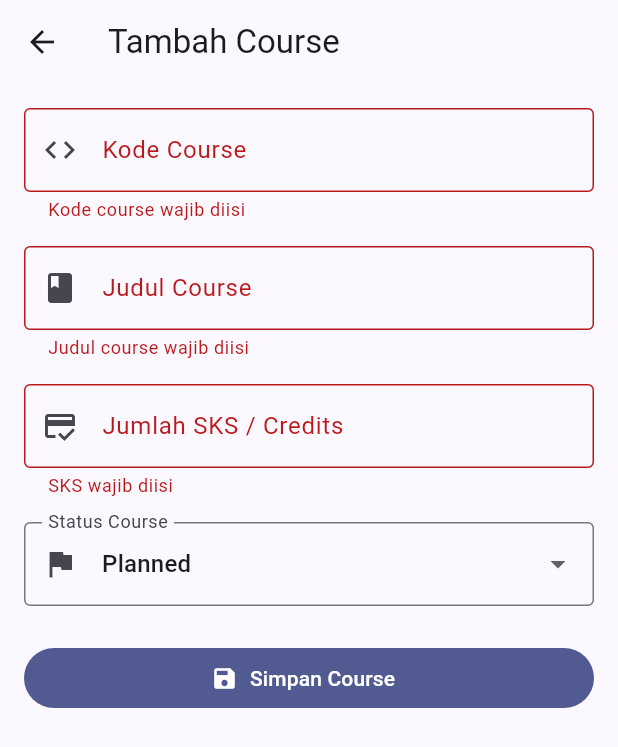
After one commit to rikka115/flutter_ui_fundamentals, a Flutter app: the CourseFormPage screen opened directly, after a tap on "Simpan Course", on a phone screen of 412 x 824 dp. The commit adds this screen. Shown: the top 747 px of the screen. Run offline on Flutter 3.47's test engine with Material 3 defaults, Android fonts, the phone set to English and light mode, and no system bars; network calls fail.

Commit message:
Tambahkan create course melalui HTTP POST

```diff
--- a/lib/main.dart
+++ b/lib/main.dart
@@ -4,6 +4,7 @@ import 'repositories/course_repository.dart';
 import 'package:provider/provider.dart';
 import 'providers/course_provider.dart';
 import 'widgets/error_view.dart';
+import 'screens/course_form_page.dart';
 
 const String studentName = 'Kadek Rica Cahyani';
 
@@ -510,6 +511,18 @@ class _CoursesPageState extends State<CoursesPage> {
           },
         ),
       ),
+      floatingActionButton: FloatingActionButton.extended(
+        onPressed: () {
+          Navigator.push(
+            context,
+            MaterialPageRoute(
+              builder: (context) => const CourseFormPage(),
+            ),
+          );
+        },
+        icon: const Icon(Icons.add),
+        label: const Text('Tambah Course'),
+      ),
     );
   }
 }
--- a/lib/providers/course_provider.dart
+++ b/lib/providers/course_provider.dart
@@ -1,4 +1,3 @@
-
 import 'package:flutter/material.dart';
 import '../models/course.dart';
 import '../repositories/course_repository.dart';
@@ -26,4 +25,9 @@ class CourseProvider extends ChangeNotifier {
       notifyListeners();
     }
   }
+
+  Future<void> createCourse(Course course) async {
+    await repository.createCourse(course);
+    await loadCourses();
+  }
 }
--- a/lib/repositories/course_repository.dart
+++ b/lib/repositories/course_repository.dart
@@ -1,4 +1,3 @@
-
 import '../models/course.dart';
 import '../services/course_api_service.dart';
 
@@ -10,4 +9,8 @@ class CourseRepository {
   Future<List<Course>> loadCourses() {
     return apiService.getCourses();
   }
+
+  Future<Course> createCourse(Course course) {
+    return apiService.createCourse(course);
+  }
 }
--- /dev/null
+++ b/lib/screens/course_form_page.dart
@@ -0,0 +1,197 @@
+import 'package:flutter/material.dart';
+import 'package:provider/provider.dart';
+import '../models/course.dart';
+import '../providers/course_provider.dart';
+
+class CourseFormPage extends StatefulWidget {
+  final Course? course;
+
+  const CourseFormPage({super.key, this.course});
+
+  @override
+  State<CourseFormPage> createState() => _CourseFormPageState();
+}
+
+class _CourseFormPageState extends State<CourseFormPage> {
+  final _formKey = GlobalKey<FormState>();
+  late final TextEditingController _codeController;
+  late final TextEditingController _titleController;
+  late final TextEditingController _creditsController;
+  late String _status;
+  bool _isSaving = false;
+
+  bool get isEditing => widget.course != null;
+
+  @override
+  void initState() {
+    super.initState();
+    _codeController = TextEditingController(text: widget.course?.code ?? '');
+    _titleController = TextEditingController(text: widget.course?.title ?? '');
+    _creditsController = TextEditingController(
+      text: widget.course != null ? widget.course!.credits.toString() : '',
+    );
+    _status = widget.course?.status ?? 'planned';
+  }
+
+  @override
+  void dispose() {
+    _codeController.dispose();
+    _titleController.dispose();
+    _creditsController.dispose();
+    super.dispose();
+  }
+
+  Future<void> _saveCourse() async {
+    if (_isSaving) return;
+
+    FocusScope.of(context).unfocus();
+    if (!_formKey.currentState!.validate()) return;
+
+    setState(() {
+      _isSaving = true;
+    });
+
+    final newCourse = Course(
+      id: widget.course?.id,
+      code: _codeController.text.trim(),
+      title: _titleController.text.trim(),
+      credits: int.parse(_creditsController.text.trim()),
+      status: _status,
+    );
+
+    try {
+      final provider = context.read<CourseProvider>();
+      await provider.createCourse(newCourse);
+
+      if (!mounted) return;
+
+      ScaffoldMessenger.of(context).showSnackBar(
+        const SnackBar(
+          content: Text('Course berhasil ditambahkan'),
+          backgroundColor: Colors.green,
+        ),
+      );
+
+      Navigator.pop(context, true);
+    } catch (e) {
+      if (!mounted) return;
+      ScaffoldMessenger.of(context).showSnackBar(
+        SnackBar(
+          content: Text('Gagal menyimpan course: $e'),
+          backgroundColor: Colors.red,
+        ),
+      );
+    } finally {
+      if (mounted) {
+        setState(() {
+          _isSaving = false;
+        });
+      }
+    }
+  }
+
+  @override
+  Widget build(BuildContext context) {
+    return Scaffold(
+      appBar: AppBar(
+        title: Text(isEditing ? 'Edit Course' : 'Tambah Course'),
+      ),
+      body: SingleChildScrollView(
+        padding: const EdgeInsets.all(16),
+        child: Form(
+          key: _formKey,
+          child: Column(
+            crossAxisAlignment: CrossAxisAlignment.stretch,
+            children: [
+              TextFormField(
+                controller: _codeController,
+                readOnly: isEditing,
+                decoration: const InputDecoration(
+                  labelText: 'Kode Course',
+                  hintText: 'Misal: MOB01',
+                  prefixIcon: Icon(Icons.code),
+                ),
+                validator: (value) {
+                  if (value == null || value.trim().isEmpty) {
+                    return 'Kode course wajib diisi';
+                  }
+                  return null;
+                },
+              ),
+              const SizedBox(height: 16),
+              TextFormField(
+                controller: _titleController,
+                decoration: const InputDecoration(
+                  labelText: 'Judul Course',
+                  hintText: 'Misal: Flutter State Management',
+                  prefixIcon: Icon(Icons.book),
+                ),
+                validator: (value) {
+                  if (value == null || value.trim().isEmpty) {
+                    return 'Judul course wajib diisi';
+                  }
+                  return null;
+                },
+              ),
+              const SizedBox(height: 16),
+              TextFormField(
+                controller: _creditsController,
+                keyboardType: TextInputType.number,
+                decoration: const InputDecoration(
+                  labelText: 'Jumlah SKS / Credits',
+                  hintText: 'Misal: 3',
+                  prefixIcon: Icon(Icons.credit_score),
+                ),
+                validator: (value) {
+                  if (value == null || value.trim().isEmpty) {
+                    return 'SKS wajib diisi';
+                  }
+                  final n = int.tryParse(value.trim());
+                  if (n == null || n <= 0) {
+                    return 'SKS harus berupa angka positif';
+                  }
+                  return null;
+                },
+              ),
+              const SizedBox(height: 16),
+              DropdownButtonFormField<String>(
+                initialValue: _status,
+                decoration: const InputDecoration(
+                  labelText: 'Status Course',
+                  prefixIcon: Icon(Icons.flag),
+                ),
+                items: const [
+                  DropdownMenuItem(value: 'planned', child: Text('Planned')),
+                  DropdownMenuItem(value: 'active', child: Text('Active')),
+                  DropdownMenuItem(value: 'done', child: Text('Done')),
+                ],
+                onChanged: _isSaving
+                    ? null
+                    : (val) {
+                        if (val != null) {
+                          setState(() => _status = val);
+                        }
+                      },
+              ),
+              const SizedBox(height: 24),
+              FilledButton.icon(
+                onPressed: _isSaving ? null : _saveCourse,
+                icon: _isSaving
+                    ? const SizedBox(
+                        width: 18,
+                        height: 18,
+                        child: CircularProgressIndicator(
+                          strokeWidth: 2,
+                          color: Colors.white,
+                        ),
+                      )
+                    : const Icon(Icons.save),
+                label: Text(_isSaving ? 'Menyimpan...' : 'Simpan Course'),
+              ),
+            ],
+          ),
+        ),
+      ),
+    );
+  }
+}
--- a/lib/services/course_api_service.dart
+++ b/lib/services/course_api_service.dart
@@ -1,8 +1,5 @@
-
 import 'dart:convert';
-
 import 'package:http/http.dart' as http;
-
 import '../models/course.dart';
 
 class CourseApiService {
@@ -25,4 +22,19 @@ class CourseApiService {
         .map((e) => Course.fromJson(e as Map<String, dynamic>))
         .toList();
   }
+
+  Future<Course> createCourse(Course course) async {
+    final response = await http.post(
+      Uri.parse('$baseUrl/courses'),
+      headers: {'Content-Type': 'application/json'},
+      body: jsonEncode(course.toJson()),
+    );
+
+    if (response.statusCode == 200 || response.statusCode == 201) {
+      return Course.fromJson(
+        jsonDecode(response.body) as Map<String, dynamic>,
+      );
+    }
+    throw Exception('Gagal membuat course');
+  }
 }
```
